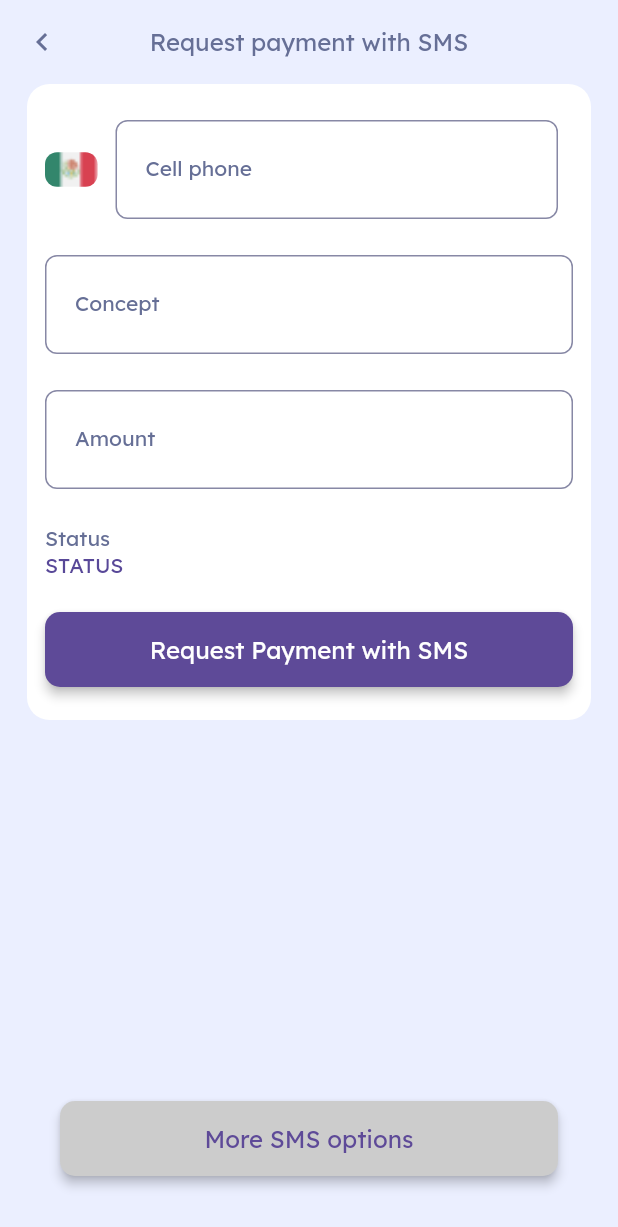
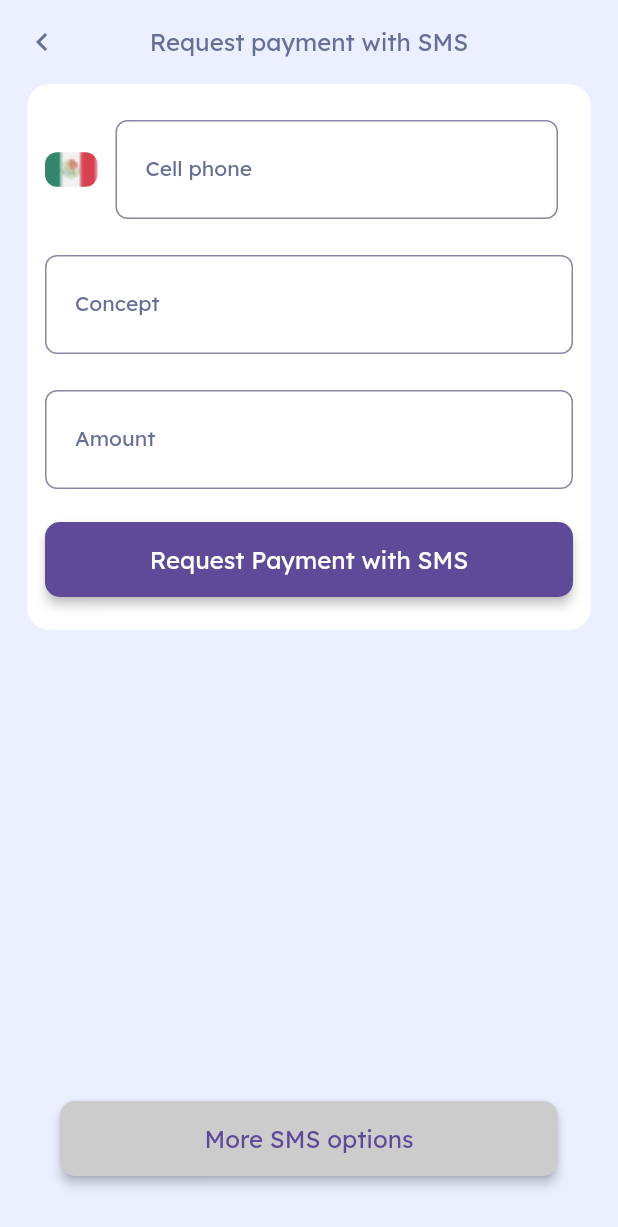
Before and after one commit to LuisChavezz/payry, a Flutter app: the OKFNPayry32SolicitarSMSWidget screen opened by its route, on a phone screen of 412 x 824 dp. Shown: the top 1227 px of the screen. Run offline on Flutter 3.47's test engine with Material 2 defaults, Android fonts, the phone set to English and light mode, and no system bars; drawn by our look-alikes of auto_size_text; our stand-ins replace cloud_firestore, cloud_functions, dropdown_button2, easy_debounce, file_picker, firebase_auth and 24 more; missing offline and left inert: firebase_app_check, flutter_downloader, json_path, mime_type, text_search; accounts and stored records are empty.

Commit message:
Updating to latest FlutterFlow output.

```diff
--- a/lib/flutter_flow/internationalization.dart
+++ b/lib/flutter_flow/internationalization.dart
@@ -1724,18 +1724,6 @@ final kTranslationsMap = <Map<String, Map<String, String>>>[
       'de': 'Geben Sie den Betrag ein...',
       'en': 'Enter the amount...',
     },
-    'h5lvxwfm': {
-      'es': 'Estatus',
-      'ar': 'حالة',
-      'de': 'Status',
-      'en': 'Status',
-    },
-    'l34z5d7d': {
-      'es': 'ESTATUS',
-      'ar': 'حالة',
-      'de': 'STATUS',
-      'en': 'STATUS',
-    },
     'r6vi2thx': {
       'es': 'Generar QR',
       'ar': 'توليد ريال قطري',
@@ -2165,18 +2153,6 @@ final kTranslationsMap = <Map<String, Map<String, String>>>[
       'de': 'Geben Sie den Betrag ein...',
       'en': 'Enter the amount...',
     },
-    'v9modxww': {
-      'es': 'Estatus',
-      'ar': 'حالة',
-      'de': 'Status',
-      'en': 'Status',
-    },
-    'q9d1sed3': {
-      'es': 'ESTATUS',
-      'ar': 'حالة',
-      'de': 'STATUS',
-      'en': 'STATUS',
-    },
     '33dkmjdy': {
       'es': 'Solicitar Pago con SMS',
       'ar': 'طلب الدفع عن طريق الرسائل القصيرة',
--- a/lib/pages/o_k_f_n_payry_05_register_inv/o_k_f_n_payry05_register_inv_widget.dart
+++ b/lib/pages/o_k_f_n_payry_05_register_inv/o_k_f_n_payry05_register_inv_widget.dart
@@ -744,7 +744,7 @@ class _OKFNPayry05RegisterInvWidgetState
                                             child: Padding(
                                               padding: EdgeInsetsDirectional
                                                   .fromSTEB(
-                                                      15.0, 15.0, 15.0, 1.0),
+                                                      15.0, 15.0, 15.0, 0.0),
                                               child: Row(
                                                 mainAxisSize: MainAxisSize.max,
                                                 mainAxisAlignment:
--- a/lib/pages/o_k_f_n_payry_32_solicitar_s_m_s/o_k_f_n_payry32_solicitar_s_m_s_widget.dart
+++ b/lib/pages/o_k_f_n_payry_32_solicitar_s_m_s/o_k_f_n_payry32_solicitar_s_m_s_widget.dart
@@ -376,43 +376,6 @@ class _OKFNPayry32SolicitarSMSWidgetState
                               alignment: AlignmentDirectional(-1.00, 0.00),
                               child: Padding(
                                 padding: EdgeInsetsDirectional.fromSTEB(
-                                    0.0, 12.0, 0.0, 12.0),
-                                child: Column(
-                                  mainAxisSize: MainAxisSize.max,
-                                  crossAxisAlignment: CrossAxisAlignment.start,
-                                  children: [
-                                    Text(
-                                      FFLocalizations.of(context).getText(
-                                        'v9modxww' /* Estatus */,
-                                      ),
-                                      style: FlutterFlowTheme.of(context)
-                                          .bodyMedium
-                                          .override(
-                                            fontFamily: 'Lexend',
-                                            color: FlutterFlowTheme.of(context)
-                                                .primaryText,
-                                          ),
-                                    ),
-                                    Text(
-                                      FFLocalizations.of(context).getText(
-                                        'q9d1sed3' /* ESTATUS */,
-                                      ),
-                                      style: FlutterFlowTheme.of(context)
-                                          .bodyMedium
-                                          .override(
-                                            fontFamily: 'Lexend',
-                                            color: FlutterFlowTheme.of(context)
-                                                .accent3,
-                                          ),
-                                    ),
-                                  ],
-                                ),
-                              ),
-                            ),
-                            Align(
-                              alignment: AlignmentDirectional(-1.00, 0.00),
-                              child: Padding(
-                                padding: EdgeInsetsDirectional.fromSTEB(
                                     0.0, 10.0, 0.0, 10.0),
                                 child: FFButtonWidget(
                                   onPressed: () async {
```
Also changed, not shown: lib/pages/o_k_f_n_payry_27_solicitar_q_r/o_k_f_n_payry27_solicitar_q_r_widget.dart (+0 -36 lines), 1 other file.
